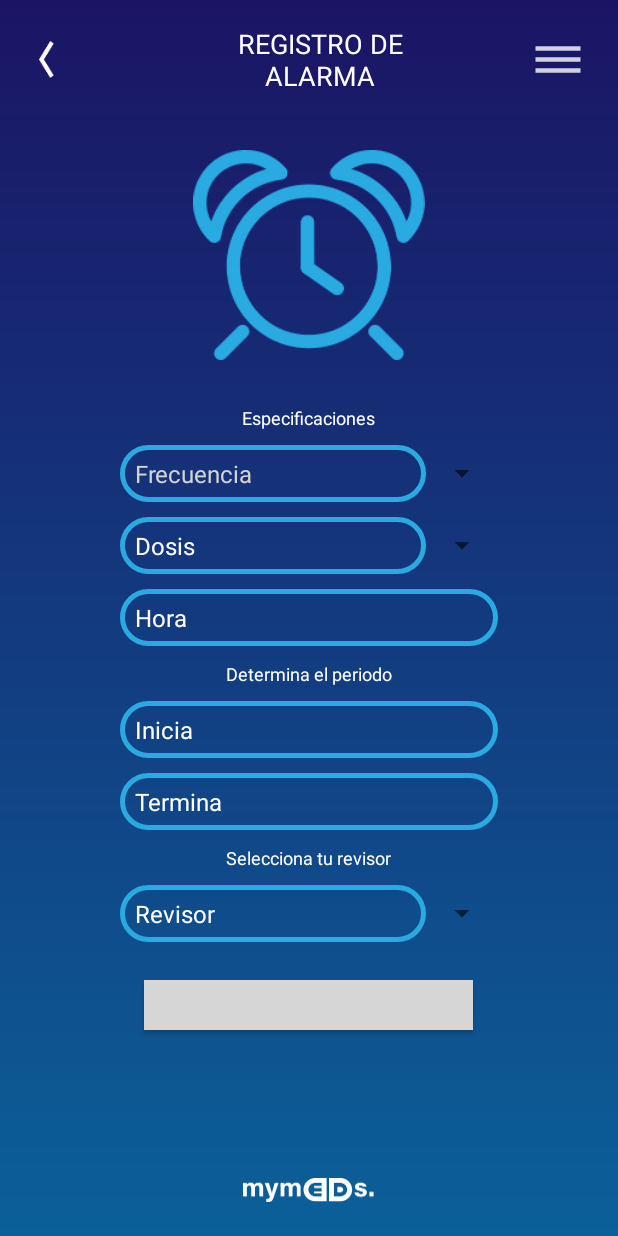
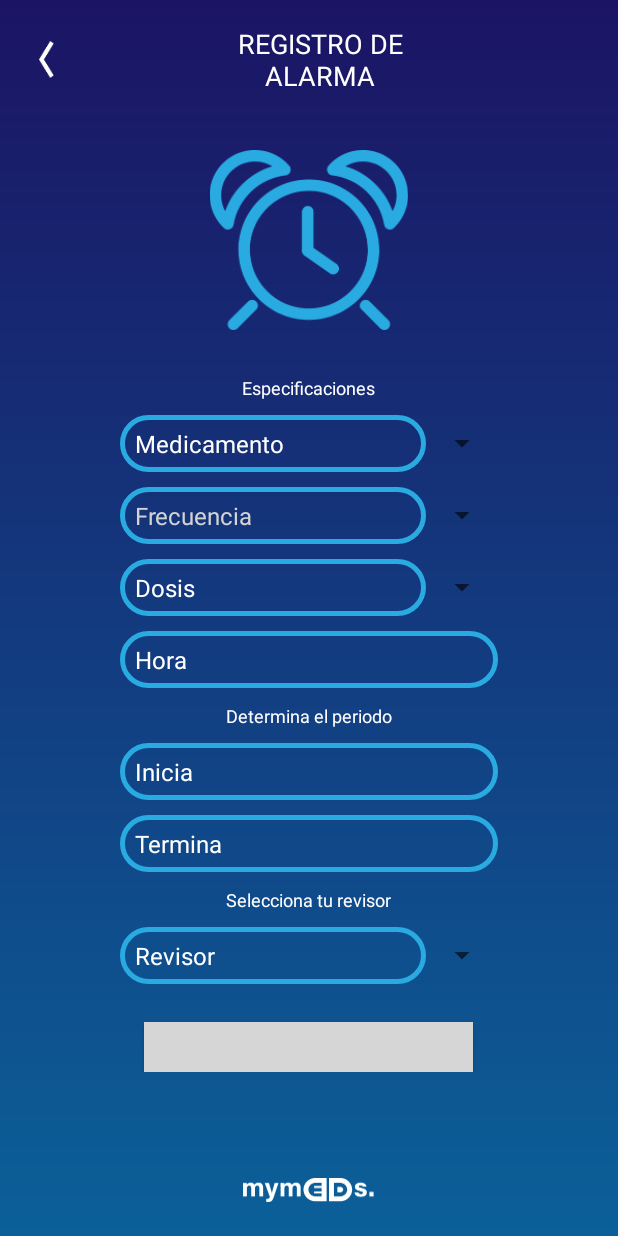
Before and after one commit to JavierObeso/MyMeds, an Android app: the MainActivity screen opened directly, with no data from a screen before it, after a tap on "TODO", on a phone screen of 412 x 824 dp. Run offline under Robolectric (Android 15) with nearby library versions, the phone set to English and light mode, and no system bars; 2 other taps on this screen came first; grey boxes are pictures that could not be loaded.

Commit message:
Cambios para agregar alarmas.

```diff
--- a/app/build.gradle
+++ b/app/build.gradle
@@ -34,6 +34,7 @@ dependencies {
     implementation "androidx.cardview:cardview:1.0.0"
     implementation 'com.google.android.gms:play-services-auth:18.0.0'
     implementation 'com.squareup.picasso:picasso:2.71828'
+    implementation 'com.android.support:recyclerview-v7:28.0.0'
     testImplementation 'junit:junit:4.12'
     androidTestImplementation 'androidx.test.ext:junit:1.1.1'
     androidTestImplementation 'androidx.test.espresso:espresso-core:3.2.0'
--- a/app/src/main/java/javier/obeso/mymeds/MainActivity.kt
+++ b/app/src/main/java/javier/obeso/mymeds/MainActivity.kt
@@ -2,19 +2,21 @@ package javier.obeso.mymeds
 
 import android.content.Context
 import android.content.Intent
-import android.media.Image
-import androidx.appcompat.app.AppCompatActivity
 import android.os.Bundle
 import android.view.LayoutInflater
 import android.view.View
 import android.view.ViewGroup
-import android.widget.*
-import androidx.drawerlayout.widget.DrawerLayout
+import android.widget.BaseAdapter
+import android.widget.Button
+import android.widget.ImageButton
+import android.widget.TextView
+import androidx.appcompat.app.AppCompatActivity
 import javier.obeso.mymeds.entidades.Alarma
 import kotlinx.android.synthetic.main.activity_main.*
 import kotlinx.android.synthetic.main.alarma_view.view.*
 import java.text.SimpleDateFormat
 import java.util.*
+
 
 class MainActivity : AppCompatActivity() {
 
@@ -61,19 +63,38 @@ class MainActivity : AppCompatActivity() {
         val fecha:TextView = findViewById(R.id.fecha) as TextView
         fecha.setText(""+fecha_actual.capitalize()+"")
 
-        mockAlarmas()
+        adaptador = AdaptadorAlarmas(this, alarmas)
+        lista.adapter = adaptador
+
+        if (alarmas.size != 0) {
+            makeCircles()
+        }
+
+    }
+
+    override fun onResume() {
+        super.onResume()
 
         adaptador = AdaptadorAlarmas(this, alarmas)
         lista.adapter = adaptador
+
+        if (alarmas.size != 0) {
+            makeCircles()
+        }
     }
 
-    //Sólo para presentación
-    fun mockAlarmas(){
-        alarmas.add(Alarma("medicamento","10 hrs.", "10 ml.", "22:00"))
-        alarmas.add(Alarma("medicamento","10 hrs.", "10 ml.", "08:00"))
-        alarmas.add(Alarma("medicamento","10 hrs.", "10 ml.", "18:00"))
-        alarmas.add(Alarma("medicamento","10 hrs.", "10 ml.", "18:00"))
-        alarmas.add(Alarma("medicamento","10 hrs.", "10 ml.", "18:00"))
+    fun makeCircles(){
+        progress.removeAllViews()
+        var c = 1
+        for (item in alarmas){
+            val circle: View = layoutInflater.inflate(R.layout.circle_view, null)
+            val line: View = layoutInflater.inflate(R.layout.line_view, null)
+            progress.addView(circle)
+            if(c != alarmas.size){
+                progress.addView(line)
+            }
+            c++
+        }
     }
 
     private class AdaptadorAlarmas: BaseAdapter {
@@ -90,9 +111,8 @@ class MainActivity : AppCompatActivity() {
             var inflador = LayoutInflater.from(contexto)
             var vista = inflador.inflate(R.layout.alarma_view, null)
 
-            vista.tv_title.setText("Próximo " + alarma.tipo)
+            vista.tv_title.setText("Próximo medicamento")
             vista.tv_hour.setText(alarma.hora + " hrs.")
-            vista.alarma_layout.setAlpha(1 - (p0 * 0.15f))
 
             return vista
         }
--- a/app/src/main/java/javier/obeso/mymeds/entidades/alarma.kt
+++ b/app/src/main/java/javier/obeso/mymeds/entidades/alarma.kt
@@ -1,3 +1,4 @@
 package javier.obeso.mymeds.entidades
 
-data class Alarma (var tipo: String, var frecuencia: String, var dosis: String, var hora: String)
+data class Alarma (var nombre: String, var frecuencia: String, var dosis: String,
+                   var hora: String, var inicio:String, var fin:String, var revisor:String?)
--- a/app/src/main/res/layout/activity_registro_alarma.xml
+++ b/app/src/main/res/layout/activity_registro_alarma.xml
@@ -23,6 +23,7 @@
                 >
 
                 <ImageView
+                    android:id="@+id/back"
                     android:layout_width="10dp"
                     android:layout_height="wrap_content"
                     android:layout_centerVertical="true"
@@ -41,45 +42,31 @@
                     android:textSize="18sp"
                     android:textColor="@color/white"
                     />
-
-                <ImageButton
-                    android:id="@+id/boton_menu"
-                    android:layout_width="40dp"
-                    android:layout_height="35dp"
-                    android:layout_centerVertical="true"
-                    android:layout_alignParentRight="true"
-                    android:layout_marginRight="20dp"
-                    android:background="@drawable/ic_menu"
-                    />
             </RelativeLayout>
 
         </Toolbar>
 
-        <Spinner
-            android:id="@+id/spinner_medicamentos"
-            android:layout_width="fill_parent"
-            android:layout_height="wrap_content"
-            android:layout_marginHorizontal="40dp"
-            android:layout_marginBottom="10dp"
-            android:entries="@array/arreglo_medicamentos" />
-
     </LinearLayout>
 
-
-
+    <ScrollView
+        android:layout_width="match_parent"
+        android:layout_height="wrap_content"
+        android:layout_marginBottom="70dp"
+        android:layout_marginTop="80dp"
+        >
 
     <LinearLayout
         android:layout_width="match_parent"
         android:layout_height="wrap_content"
-        android:layout_marginTop="80dp"
+        android:orientation="vertical"
         android:paddingHorizontal="40dp"
-        android:orientation="vertical">
+        >
 
 
         <ImageView
             android:layout_marginTop="20dp"
             android:layout_width="match_parent"
-            android:layout_height="140dp"
+            android:layout_height="120dp"
             android:src="@drawable/img_clock"
             android:layout_gravity="center"
             android:layout_marginBottom="30dp"
@@ -95,6 +82,14 @@
             android:textColor="@color/white"
             android:layout_marginBottom="10dp"
             />
+
+        <Spinner
+            android:id="@+id/spinner_medicamentos"
+            android:layout_width="fill_parent"
+            android:layout_height="wrap_content"
+            android:layout_marginHorizontal="40dp"
+            android:layout_marginBottom="10dp"
+            android:entries="@array/arreglo_medicamentos" />
 
         <Spinner
             android:id="@+id/spinner_frecuencia"
@@ -189,6 +184,7 @@
             />
 
         <Button
+            android:id="@+id/boton_guardar"
             android:layout_marginTop="15dp"
             android:layout_width="219dp"
             android:layout_height="33dp"
@@ -198,8 +194,9 @@
             android:textColor="@color/lower_blue"
             />
 
+    </LinearLayout>
 
-    </LinearLayout>
+    </ScrollView>
 
 
     <include layout="@layout/bottom_image"/>
--- a/app/src/main/res/layout/activity_registro_medicamento.xml
+++ b/app/src/main/res/layout/activity_registro_medicamento.xml
@@ -58,6 +58,10 @@
     </LinearLayout>
 
 
+    <ScrollView
+        android:layout_width="match_parent"
+        android:layout_height="wrap_content"
+        >
 
 
     <LinearLayout
@@ -122,6 +126,7 @@
 
     </LinearLayout>
 
+    </ScrollView>
 
     <include layout="@layout/bottom_image"/>
 
--- a/app/src/main/res/layout/alarma_view.xml
+++ b/app/src/main/res/layout/alarma_view.xml
@@ -20,7 +20,7 @@
             android:id="@+id/tv_title"
             android:layout_width="match_parent"
             android:layout_height="wrap_content"
-            android:textSize="20sp"
+            android:textSize="18sp"
             android:textColor="@color/upper_blue"
             android:gravity="center"
             android:text="Próximo medicamento"
```
Also changed, not shown: app/src/main/java/javier/obeso/mymeds/registroAlarma.kt (+23 -1 lines), app/src/main/res/drawable/circulo_vacio.xml (added, +9 -0 lines), app/src/main/res/drawable/linea.xml (added, +8 -0 lines), app/src/main/res/layout/activity_main.xml (+13 -8 lines), app/src/main/res/layout/add_button.xml (+5 -4 lines), app/src/main/res/layout/circle_view.xml (added, +18 -0 lines), app/src/main/res/layout/line_view.xml (added, +18 -0 lines).
